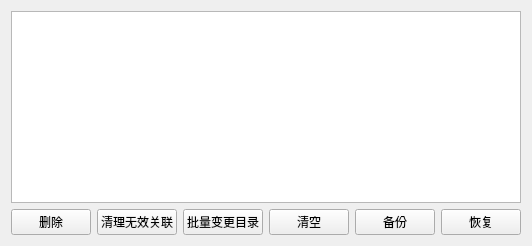
Above: LDDC/ui/local_song_lyrics_db_manager/local_song_lyrics_db_manager.ui from chenmozhijin/LDDC before the change. Below: the same form after it.
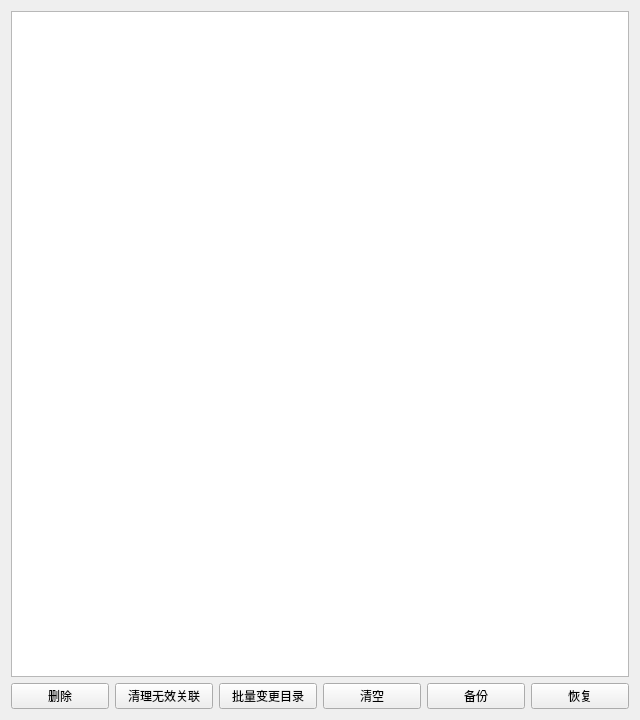
That is the form after the change. Icons and pictures are not drawn. Custom widgets are drawn as their Qt base class.

Commit message: fix(local_song_lyrics_db_manager): add window geometry and resize settings

```diff
--- a/LDDC/ui/local_song_lyrics_db_manager/local_song_lyrics_db_manager.ui
+++ b/LDDC/ui/local_song_lyrics_db_manager/local_song_lyrics_db_manager.ui
@@ -2,6 +2,14 @@
 <ui version="4.0">
  <class>LocalSongLyricsDBManager</class>
  <widget class="QWidget" name="LocalSongLyricsDBManager">
+  <property name="geometry">
+   <rect>
+    <x>0</x>
+    <y>0</y>
+    <width>640</width>
+    <height>720</height>
+   </rect>
+  </property>
   <property name="windowTitle">
    <string>歌词关联管理器</string>
   </property>
```
The commit also changes 1 other file.
